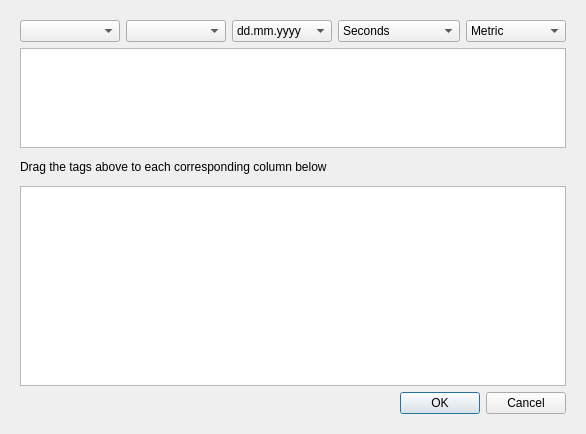
Old version of the form qt-ui/divelogimportdialog.ui in the repository subsurface/subsurface.
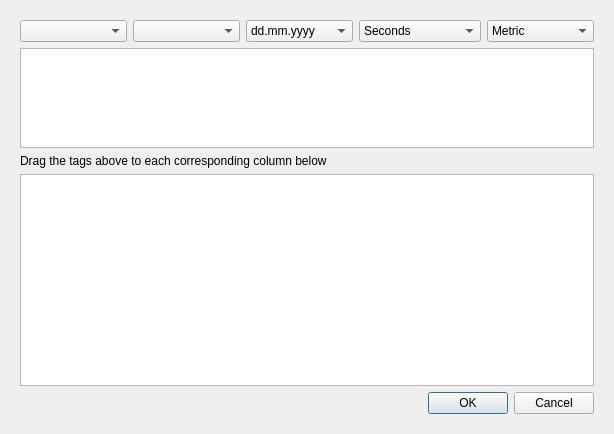
New version of the form. Icons and pictures are not drawn. Custom widgets are drawn as their Qt base class.

Commit message:
Better resizing in the divelog import dialog
Resize the components of the divelog import dialog neatly, with the
table view expanding to fill most of the available space.

```diff
--- a/qt-ui/divelogimportdialog.ui
+++ b/qt-ui/divelogimportdialog.ui
@@ -6,7 +6,7 @@
    <rect>
     <x>0</x>
     <y>0</y>
-    <width>586</width>
+    <width>614</width>
     <height>434</height>
    </rect>
   </property>
@@ -122,7 +122,7 @@
            <property name="maximumSize">
             <size>
              <width>16777215</width>
-             <height>200</height>
+             <height>16777215</height>
             </size>
            </property>
            <attribute name="horizontalHeaderVisible">
```
Left out of the diff: 11 changed lines with no effect on the pictures.
